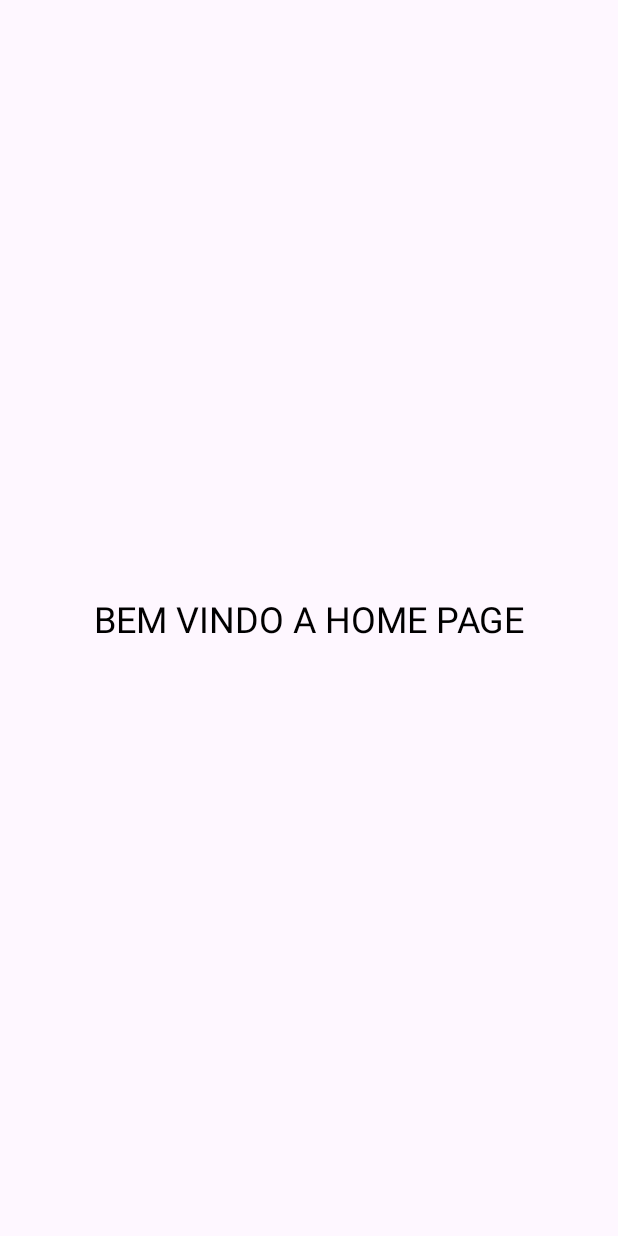
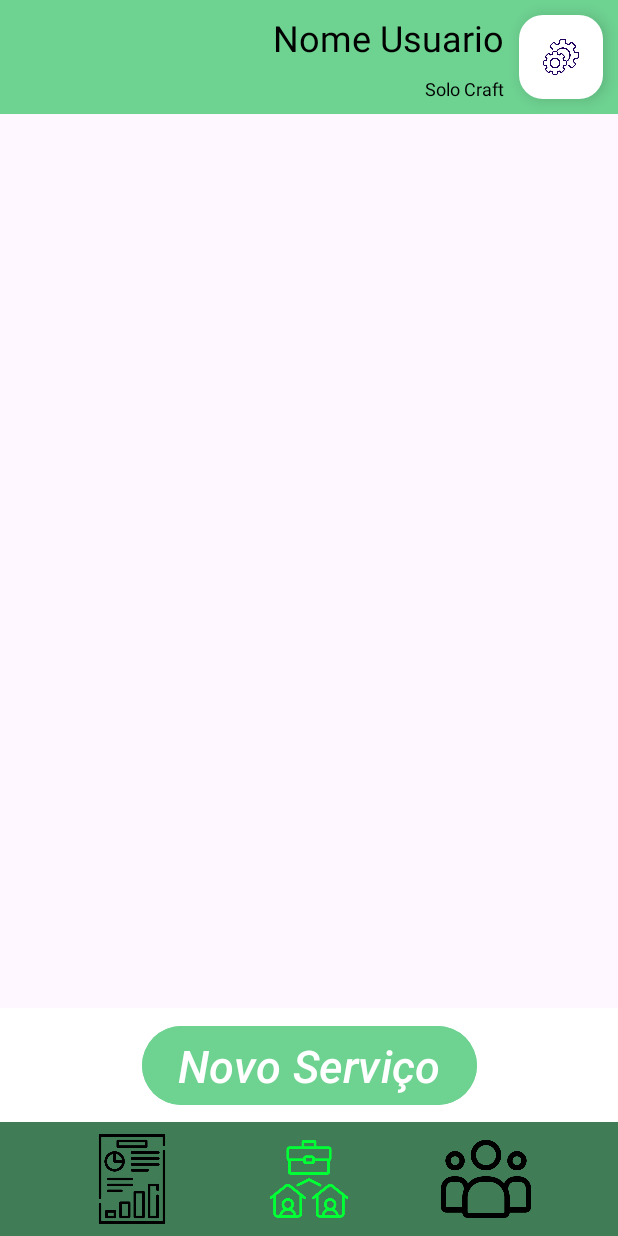
Before and after one commit to mairyeduardo/Projeto-TCC-Fundatec, an Android app: the HomeActivity screen opened directly, with no data from a screen before it, on a phone screen of 412 x 824 dp. Run offline under Robolectric (Android 15) with nearby library versions, the phone set to English and light mode, and no system bars.

Commit message:
criando tela de home e adicionando imagens da tela.

```diff
--- a/app/src/main/res/layout/activity_home.xml
+++ b/app/src/main/res/layout/activity_home.xml
@@ -1,21 +1,127 @@
 <?xml version="1.0" encoding="utf-8"?>
 <androidx.constraintlayout.widget.ConstraintLayout xmlns:android="http://schemas.android.com/apk/res/android"
+    xmlns:app="http://schemas.android.com/apk/res-auto"
     android:layout_width="match_parent"
-    android:layout_height="match_parent"
-    xmlns:app="http://schemas.android.com/apk/res-auto">
+    android:layout_height="match_parent">
+
+    <androidx.constraintlayout.widget.ConstraintLayout xmlns:android="http://schemas.android.com/apk/res/android"
+        xmlns:app="http://schemas.android.com/apk/res-auto"
+        android:id="@+id/container_top"
+        android:layout_width="match_parent"
+        android:layout_height="76dp"
+        android:background="@color/BotaoComecar"
+        app:layout_constraintTop_toTopOf="parent">
 
         <TextView
-        android:id="@+id/texto_ola"
+            android:id="@+id/nomeUsuario"
             android:layout_width="wrap_content"
             android:layout_height="wrap_content"
+            android:layout_marginHorizontal="10dp"
+            android:text="Nome Usuario"
+            android:textColor="@color/black"
             android:textSize="24sp"
-        android:text="BEM VINDO A HOME PAGE"
+            app:layout_constraintBottom_toTopOf="@id/nomeApp"
+            app:layout_constraintEnd_toStartOf="@id/ft_button_config"
+            app:layout_constraintTop_toTopOf="parent" />
+
+        <TextView
+            android:id="@+id/nomeApp"
+            android:layout_width="wrap_content"
+            android:layout_height="wrap_content"
+            android:layout_marginHorizontal="10dp"
+            android:text="@string/app_texto_Nome_projeto"
             android:textColor="@color/black"
-        android:textStyle="normal"
+            android:textSize="12sp"
+            app:layout_constraintBottom_toBottomOf="parent"
+            app:layout_constraintEnd_toStartOf="@id/ft_button_config"
+            app:layout_constraintTop_toBottomOf="@id/nomeUsuario" />
+
+        <com.google.android.material.floatingactionbutton.FloatingActionButton
+            android:id="@+id/ft_button_config"
+            android:layout_width="wrap_content"
+            android:layout_height="wrap_content"
+            android:layout_margin="10dp"
+            android:backgroundTint="@color/white"
+            android:contentDescription="Configs"
+            android:src="@drawable/definicoes"
+            app:layout_constraintBottom_toBottomOf="parent"
+            app:layout_constraintEnd_toEndOf="parent"
+            app:layout_constraintTop_toTopOf="parent" />
+
+    </androidx.constraintlayout.widget.ConstraintLayout>
+
+
+
+
+    <androidx.constraintlayout.widget.ConstraintLayout xmlns:android="http://schemas.android.com/apk/res/android"
+        xmlns:app="http://schemas.android.com/apk/res-auto"
+        android:id="@+id/container_botaoServico"
+        android:layout_width="match_parent"
+        android:layout_height="76dp"
+        android:background="@color/white"
+        app:layout_constraintBottom_toTopOf="@id/container_menus">
+
+
+        <Button
+            android:id="@+id/botao_novo_servico"
+            android:layout_width="wrap_content"
+            android:layout_height="wrap_content"
+            app:layout_constraintStart_toStartOf="parent"
+            app:layout_constraintEnd_toEndOf="parent"
             app:layout_constraintTop_toTopOf="parent"
             app:layout_constraintBottom_toBottomOf="parent"
-        app:layout_constraintStart_toStartOf="parent"
-        app:layout_constraintEnd_toEndOf="parent"
+            android:text="@string/app_botao_servico"
+            android:backgroundTint="@color/BotaoComecar"
+            android:textSize="30sp"
+            android:textStyle="italic"
             />
 
+
     </androidx.constraintlayout.widget.ConstraintLayout>
+
+    <androidx.constraintlayout.widget.ConstraintLayout xmlns:android="http://schemas.android.com/apk/res/android"
+        xmlns:app="http://schemas.android.com/apk/res-auto"
+        android:id="@+id/container_menus"
+        android:layout_width="match_parent"
+        android:layout_height="76dp"
+        android:background="@color/BotaoPrincipal"
+        app:layout_constraintBottom_toBottomOf="parent">
+
+        <ImageView
+
+            android:id="@+id/iv_relatorio"
+            android:layout_width="60dp"
+            android:layout_height="60dp"
+            android:src="@drawable/relatorionegocios"
+            app:layout_constraintBottom_toBottomOf="parent"
+            app:layout_constraintEnd_toStartOf="@id/iv_servico"
+            app:layout_constraintStart_toStartOf="parent"
+            app:layout_constraintTop_toTopOf="parent" />
+
+        <ImageView
+
+            android:id="@+id/iv_servico"
+            android:layout_width="60dp"
+            android:layout_height="60dp"
+            android:src="@drawable/work"
+            app:layout_constraintBottom_toBottomOf="parent"
+            app:layout_constraintEnd_toStartOf="@id/iv_cliente"
+            app:layout_constraintStart_toEndOf="@id/iv_relatorio"
+            app:layout_constraintTop_toTopOf="parent" />
+
+        <ImageView
+
+            android:id="@+id/iv_cliente"
+            android:layout_width="60dp"
+            android:layout_height="60dp"
+            android:src="@drawable/cliente"
+            app:layout_constraintBottom_toBottomOf="parent"
+            app:layout_constraintEnd_toEndOf="parent"
+            app:layout_constraintStart_toEndOf="@id/iv_servico"
+            app:layout_constraintTop_toTopOf="parent" />
+
+        >
+    </androidx.constraintlayout.widget.ConstraintLayout>
+
+
+</androidx.constraintlayout.widget.ConstraintLayout>
--- a/app/src/main/res/values/strings.xml
+++ b/app/src/main/res/values/strings.xml
@@ -11,6 +11,7 @@
     <string name="app_botao_login">Login</string>
     <string name="app_botao_comecar">Começar</string>
     <string name="app_botao_entrar">Entrar</string>
+    <string name="app_botao_servico">Novo Serviço</string>
 
 
     <string name="app_mensagem_erroEmailLogin">Erro ao logar, insira um email válido</string>
--- a/build.gradle
+++ b/build.gradle
@@ -1,6 +1,6 @@
 // Top-level build file where you can add configuration options common to all sub-projects/modules.
 plugins {
-    id 'com.android.application' version '8.0.2' apply false
-    id 'com.android.library' version '8.0.2' apply false
-    id 'org.jetbrains.kotlin.android' version '1.8.20' apply false
+    id 'com.android.application' version '7.3.0' apply false
+    id 'com.android.library' version '7.3.0' apply false
+    id 'org.jetbrains.kotlin.android' version '1.7.21' apply false
 }
```
Also changed, not shown: app/src/main/res/drawable/cliente.png (added), app/src/main/res/drawable/definicoes.png (added), app/src/main/res/drawable/relatorionegocios.png (added), app/src/main/res/drawable/work.png (added). Lines whose indentation alone changed are shown as unchanged.
